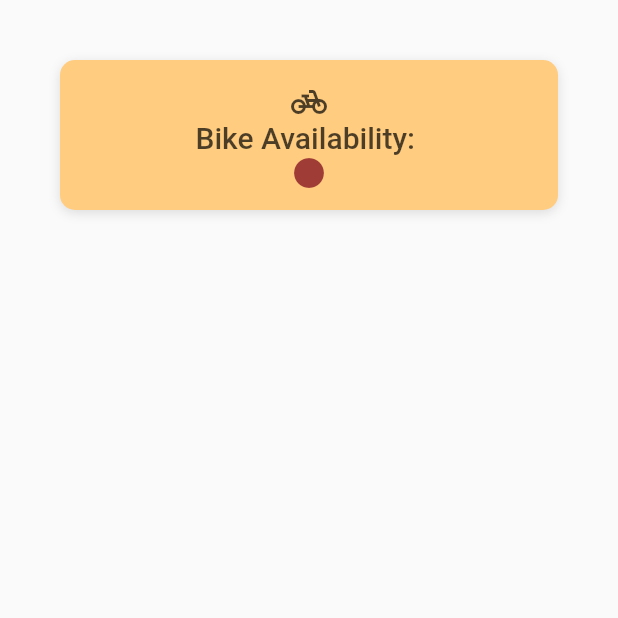
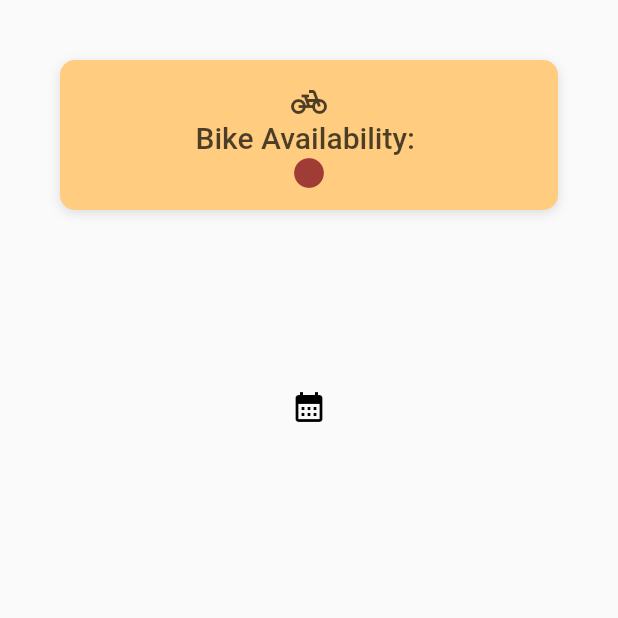
Before and after one commit to Kelebike/KelebikeApp, a Flutter app: the UserInfoPage screen opened directly, on a phone screen of 412 x 824 dp, the top half of it. Run offline on Flutter 3.47's test engine with Material 2 defaults, Android fonts, the phone set to English and light mode, and no system bars; our stand-ins replace cloud_firestore, firebase_auth, firebase_core, flutter_countdown_timer, image_picker; missing offline and left inert: mobile_scanner; accounts and stored records are empty.

Commit message:
reservation icon added

```diff
--- a/src/kelebike/lib/screens/user_info_page.dart
+++ b/src/kelebike/lib/screens/user_info_page.dart
@@ -114,17 +114,23 @@ class _UserInfoPageState extends State<UserInfoPage> {
     var size = MediaQuery.of(context).size;
     var taken_counter = 0;
     final FirebaseFirestore _firestore = FirebaseFirestore.instance;
-    int flag = 0;
 
     return Scaffold(
       body: StreamBuilder<QuerySnapshot>(
         stream: _bikeService.getBike(),
         builder: (context, snaphot) {
+          int flag = 0;
           return !snaphot.hasData
               ? CircularProgressIndicator()
               : Column(
                   children: [
                     _buildAvailable(),
+                    IconButton(
+                        onPressed: () {
+                          print("pressed");
+                        },
+                        icon: Icon(Icons.calendar_month),
+                        color: Colors.black),
                     Container(
                       height: size.height * 0.6122,
                       color: Colors.white.withOpacity(0),
```
